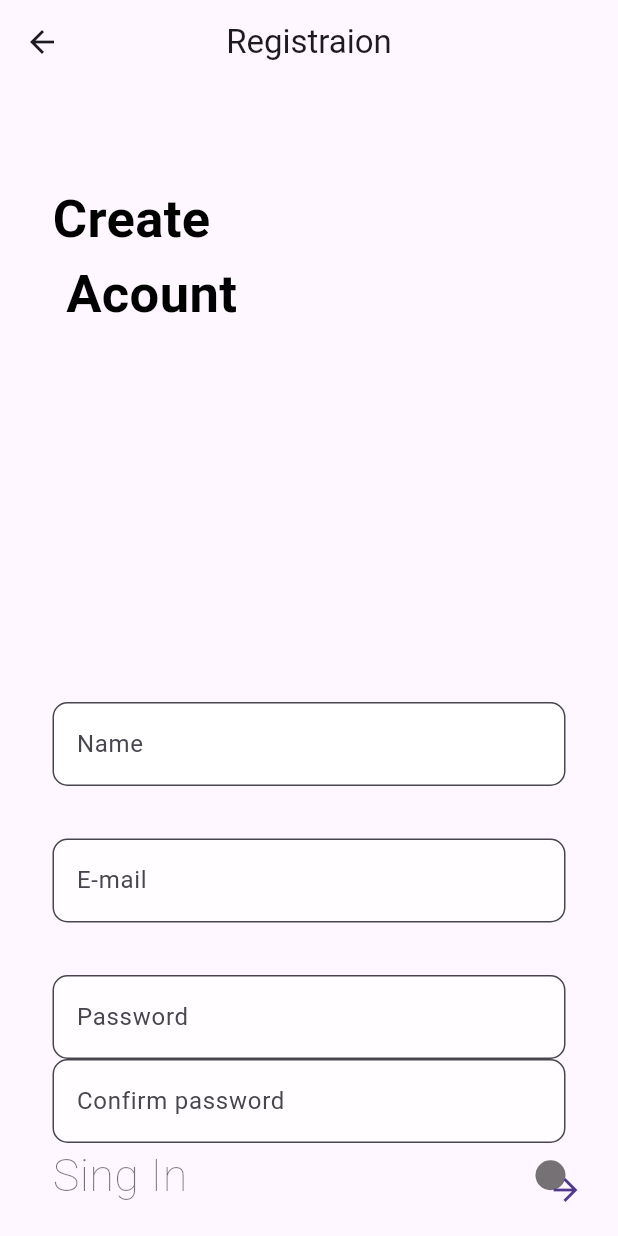
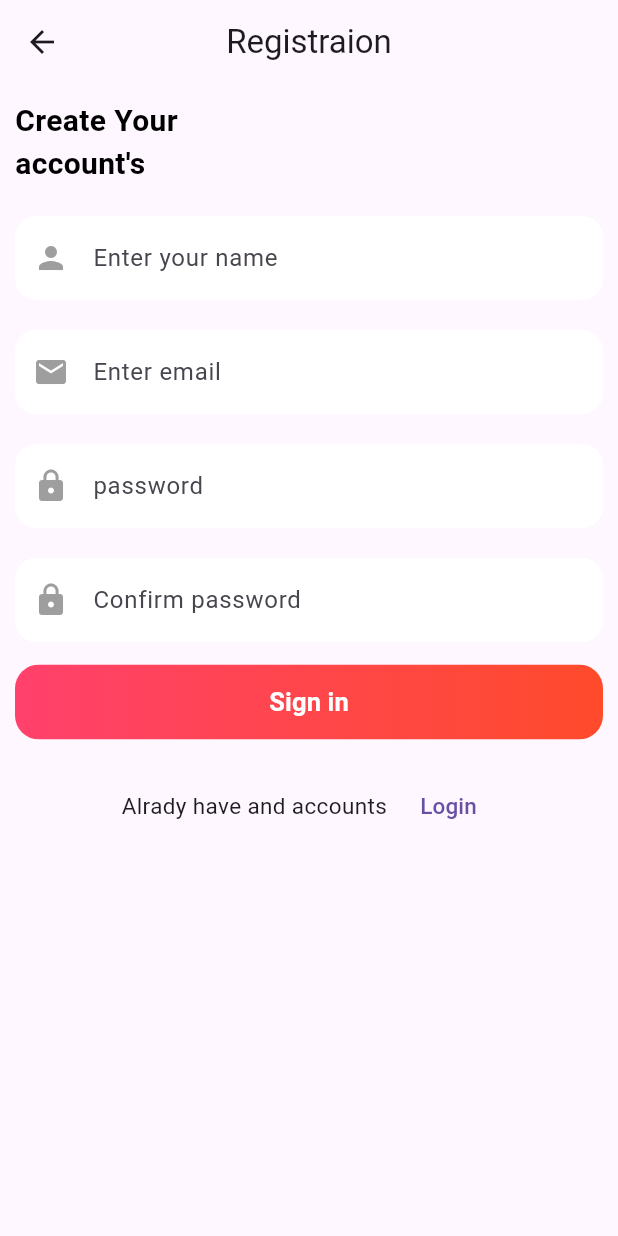
Before and after one commit to mahamudulhasan12/registation_ui, a Flutter app: the RegistationScreen screen opened directly, on a phone screen of 412 x 824 dp. Run offline on Flutter 3.47's test engine with Material 3 defaults, Android fonts, the phone set to English and light mode, and no system bars.

Commit message:
registation

```diff
--- /dev/null
+++ b/lib/custsom widget/app_button.dart
@@ -0,0 +1,42 @@
+import 'package:flutter/material.dart';
+
+class AppButon extends StatelessWidget {
+  const AppButon({
+    super.key, required this.onPressed, required this.text,
+  });
+  final VoidCallback onPressed;
+  final String text;
+  @override
+  Widget build(BuildContext context) {
+    return ElevatedButton(
+      onPressed:onPressed,
+      style: ElevatedButton.styleFrom(
+        elevation: 0,
+        backgroundColor: Colors.transparent,
+        padding: EdgeInsets.zero,
+        shape: RoundedRectangleBorder(
+          borderRadius: BorderRadius.circular(16),
+        ),
+      ),
+      child: Ink(
+        decoration: BoxDecoration(
+          gradient: const LinearGradient(
+            colors: [Color(0xffFF416C), Color(0xffFF4B2B)],
+          ),
+          borderRadius: BorderRadius.circular(16),
+        ),
+        child: Container(
+          alignment: Alignment.center,
+          child:  Text(
+            text,
+            style: TextStyle(
+              color: Colors.white,
+              fontSize: 17,
+              fontWeight: FontWeight.bold,
+            ),
+          ),
+        ),
+      ),
+    );
+  }
+}
--- a/lib/service/registation_service/registation.dart
+++ b/lib/service/registation_service/registation.dart
@@ -1,5 +1,5 @@
 class Registation {
-  Future Ragistation()async{
-
-  }
+  // Future Ragistation()async{
+  //
+  // }
 }
--- a/lib/view/login/login_screen.dart
+++ b/lib/view/login/login_screen.dart
@@ -1,4 +1,9 @@
 import 'package:flutter/material.dart';
+import 'package:registation_app/view/login/widget/socila_button.dart';
+import 'package:registation_app/view/registation/registation_screen.dart';
+
+import '../../custsom widget/app_button.dart';
+
 
 
 
@@ -14,6 +19,7 @@
   bool isPasswordVisible = false;
   TextEditingController emailController = TextEditingController();
   TextEditingController passwordController = TextEditingController();
+
   @override
   Widget build(BuildContext context) {
     return Scaffold(
@@ -166,38 +172,7 @@
               SizedBox(
                 height: 58,
                 width: double.infinity,
-                child: ElevatedButton(
-                  onPressed:(){
-
-                  },
-                  style: ElevatedButton.styleFrom(
-                    elevation: 0,
-                    backgroundColor: Colors.transparent,
-                    padding: EdgeInsets.zero,
-                    shape: RoundedRectangleBorder(
-                      borderRadius: BorderRadius.circular(16),
-                    ),
-                  ),
-                  child: Ink(
-                    decoration: BoxDecoration(
-                      gradient: const LinearGradient(
-                        colors: [Color(0xffFF416C), Color(0xffFF4B2B)],
-                      ),
-                      borderRadius: BorderRadius.circular(16),
-                    ),
-                    child: Container(
-                      alignment: Alignment.center,
-                      child: const Text(
-                        "Login",
-                        style: TextStyle(
-                          color: Colors.white,
-                          fontSize: 17,
-                          fontWeight: FontWeight.bold,
-                        ),
-                      ),
-                    ),
-                  ),
-                ),
+                child: AppButon(onPressed: () { }, text: 'Login',),
               ),
 
               const SizedBox(height: 30),
@@ -226,18 +201,19 @@
               Row(
                 children: [
                   Expanded(
-                    child: socialButton(
+                    child: SocilaButton(
                       icon: Icons.g_mobiledata_rounded,
                       title: "Google",
-                      onTap: () {},
+                      onTab: () {},
                     ),
                   ),
                   const SizedBox(width: 12),
                   Expanded(
-                    child: socialButton(
+                    child: SocilaButton(
                       icon: Icons.facebook_rounded,
                       title: "Facebook",
-                      onTap: () {},
+                      onTab: () {},
+
                     ),
                   ),
                 ],
@@ -255,6 +231,7 @@
                   TextButton(
                     onPressed: () {
                       // Navigator.push(context, MaterialPageRoute(builder:(context)=>RegistationScreen()));
+                      Navigator.push(context, MaterialPageRoute(builder: (context)=>RegistationScreen()));
                     },
                     child: const Text(
                       "Sign up",
@@ -275,32 +252,4 @@
     );
   }
 
-  Widget socialButton({
-    required IconData icon,
-    required String title,
-    required VoidCallback onTap,
-  }) {
-    return SizedBox(
-      height: 52,
-      child: OutlinedButton.icon(
-        onPressed: onTap,
-        icon: Icon(icon, color: Colors.black87, size: 24),
-        label: Text(
-          title,
-          style: const TextStyle(
-            color: Colors.black87,
-            fontWeight: FontWeight.w600,
-          ),
-        ),
-        style: OutlinedButton.styleFrom(
-          backgroundColor: Colors.white,
-          side: BorderSide(color: Colors.grey.shade300),
-          shape: RoundedRectangleBorder(
-            borderRadius: BorderRadius.circular(14),
-          ),
-        ),
-      ),
-
-    );
-  }
 }
--- /dev/null
+++ b/lib/view/login/widget/socila_button.dart
@@ -0,0 +1,35 @@
+import 'package:flutter/material.dart';
+
+class SocilaButton extends StatelessWidget {
+  const SocilaButton({
+    super.key, required this.icon, required this.title, required this.onTab,
+  });
+  final IconData icon;
+  final String title;
+  final VoidCallback onTab;
+  @override
+  Widget build(BuildContext context) {
+    return SizedBox(
+      height: 52,
+      child: OutlinedButton.icon(
+        onPressed: onTab,
+        icon: Icon(icon, color: Colors.black87, size: 24),
+        label: Text(
+          title,
+          style: const TextStyle(
+            color: Colors.black87,
+            fontWeight: FontWeight.w600,
+          ),
+        ),
+        style: OutlinedButton.styleFrom(
+          backgroundColor: Colors.white,
+          side: BorderSide(color: Colors.grey.shade300),
+          shape: RoundedRectangleBorder(
+            borderRadius: BorderRadius.circular(14),
+          ),
+        ),
+      ),
+
+    );
+  }
+}
--- a/lib/view/registation/registation_screen.dart
+++ b/lib/view/registation/registation_screen.dart
@@ -1,4 +1,8 @@
 import 'package:flutter/material.dart';
+import 'package:registation_app/custsom%20widget/app_button.dart';
+import 'package:registation_app/custsom%20widget/app_text.dart';
+import 'package:registation_app/view/login/login_screen.dart';
+import 'package:registation_app/view/registation/widget/app_textfield.dart';
 
 class RegistationScreen extends StatefulWidget {
   const RegistationScreen({super.key});
@@ -10,135 +14,61 @@
 class _RegistationScreenState extends State<RegistationScreen> {
   TextEditingController nameController = TextEditingController();
   TextEditingController emailController = TextEditingController();
-  TextEditingController passwordController =TextEditingController();
+  TextEditingController passwordController = TextEditingController();
   TextEditingController confirmPassword = TextEditingController();
   @override
   Widget build(BuildContext context) {
     return Scaffold(
-      appBar: AppBar(
-        centerTitle: true,
-        title: Text("Registraion"),
-      ),
+      appBar: AppBar(centerTitle: true, title: Text("Registraion")),
       // backgroundColor:Colors.transparent,
-      body: Stack(
+      body: ListView(
+        padding: EdgeInsets.all(10),
         children: [
-          Container(
-            padding: EdgeInsets.only(left: 35,right: 135,top: 65,bottom: 140),
-            child: Text("Create\n Acount",style: TextStyle(
-              fontWeight: FontWeight.bold,
-              color: Colors.black,
-              fontSize: 35,
-            ),),
-
+          Column(
+            mainAxisAlignment: MainAxisAlignment.start,
+            crossAxisAlignment: CrossAxisAlignment.start,
+            children: [
+              AppText(
+                text: "Create Your",
+                fontSize: 20,
+                fontWeight: FontWeight.bold,
+                colors: Colors.black,
+              ),
+              AppText(
+                text: "account's",
+                fontWeight: FontWeight.bold,
+                fontSize: 20,
+                colors: Colors.black,
+              ),
+            ],
           ),
-          SingleChildScrollView(
-            child: Container(
-              padding: EdgeInsets.only(top: MediaQuery.of(context).size.height*0.5,
-                left: 35,
-                right: 35,
-              ),
-              child: Column(
-                children: [
-                  TextField(
-                    controller: nameController,
-                    decoration: InputDecoration(
-                      filled: true,
-                      fillColor: Colors.white,
-                      hintText: "Name",
-                      border: OutlineInputBorder(
-                        borderRadius: BorderRadius.circular(10),
-                        borderSide: BorderSide(width: 0.5,color: Colors.grey)
-                      ),
-                    ),
-                  ),
-                  SizedBox(
-                    height: 35,
-                  ),
-                  TextField(
-                    controller: emailController,
-                    keyboardType: TextInputType.emailAddress,
-                    obscureText: true,
-                    decoration: InputDecoration(
-                      hintText: "E-mail",
-                      fillColor: Colors.white70,
-                      filled: true,
-                      border: OutlineInputBorder(
-
-                        borderRadius: BorderRadius.circular(10),
-                      ),
-                    ),
-                  ),
-                  SizedBox(
-                    height: 35,
-                  ),
-                  TextField(
-                    controller: passwordController,
-                    obscureText: true,
-                    decoration: InputDecoration(
-                      hintText: "Password",
-                      fillColor: Colors.white70,
-                      filled: true,
-                      border: OutlineInputBorder(
-
-                        borderRadius: BorderRadius.circular(10),
-                      ),
-                    ),
-                  ),
-                  TextField(
-                    controller: confirmPassword,
-                    keyboardType: TextInputType.visiblePassword,
-                    obscureText: true,
-                    decoration: InputDecoration(
-                      hintText: "Confirm password",
-                      fillColor: Colors.white70,
-                      filled: true,
-                      border: OutlineInputBorder(
-
-                        borderRadius: BorderRadius.circular(10),
-                      ),
-                    ),
-                  ),
-                  Row(
-                    mainAxisAlignment: MainAxisAlignment.spaceBetween,
-                    children: [
-                      Text("Sing In",style: TextStyle(
-                        fontSize: 30,
-                        fontWeight: FontWeight.w100,
-                        color: Colors.black54,
-                      ),),
-                      CircleAvatar(
-                        radius: 10,
-                        backgroundColor: Colors.black54,
-                        child: IconButton(onPressed: (){}, icon: Icon(Icons.arrow_forward)),
-                      )
-
-                    ],
-                  ),
-                  SizedBox(
-                    height: 35,
-                  ),
-                  Row(
-                    mainAxisAlignment: MainAxisAlignment.spaceBetween,
-                    children: [
-                      TextButton(onPressed: (){
-                        // Navigator.pushNamed(context, 'register');
-                      }, child: Text("Sing Up",style: TextStyle(
-                        fontSize: 25,
-                        fontWeight: FontWeight.w200,
-                        color: Colors.black54,
-                        decoration: TextDecoration.underline,
-
-                      ),)),
-
-                    ],
-                  ),
-                ],
-              ),
-            ),
-          ),
+          SizedBox(height: 20,),
+          AppTextField(controller: nameController, hintText: "Enter your name", icon: Icons.person, keybordText: TextInputType.name),
+          SizedBox(height: 20),
+          AppTextField(controller: emailController, hintText: "Enter email", icon: Icons.email, keybordText: TextInputType.emailAddress),
+          SizedBox(height: 20),
+          AppTextField(controller: passwordController, hintText: "password", icon: Icons.lock, keybordText: TextInputType.visiblePassword,),
+          SizedBox(height: 20,),
+          AppTextField(controller: confirmPassword, hintText: "Confirm password", icon: Icons.lock, keybordText: TextInputType.visiblePassword,),
+          SizedBox(height: 15,),
+          SizedBox(
+            height: 50,
+              child: AppButon(onPressed: (){
+                Navigator.push(context, MaterialPageRoute(builder: (context)=>LoginScreen()));
+              }, text: "Sign in")),
+          SizedBox(height: 20),
+          Row(
+            mainAxisAlignment: MainAxisAlignment.center,
+            spacing: 5,
+            children: [
+              AppText(text: "Alrady have and accounts ",fontSize: 15,),
+              TextButton(onPressed: (){
+                Navigator.push(context, MaterialPageRoute(builder: (context)=>LoginScreen()));
+              }, child: AppText(text: "Login")),
+            ],
+          )
         ],
       ),
     );
-
   }
 }
--- /dev/null
+++ b/lib/view/registation/widget/app_textfield.dart
@@ -0,0 +1,44 @@
+import 'package:flutter/material.dart';
+
+class AppTextField extends StatelessWidget {
+  const AppTextField({
+    super.key,
+    required this.controller, required this.hintText, required this.icon, required this.keybordText, this.pIcon, this.onTab,
+  });
+  final String hintText;
+  final IconData icon;
+  final TextEditingController controller;
+  final TextInputType keybordText;
+  final Widget ? pIcon;
+  final VoidCallback?  onTab;
+  @override
+  Widget build(BuildContext context) {
+    return TextField(
+      onTap: onTab,
+      controller: controller,
+      keyboardType: keybordText,
+      decoration: InputDecoration(
+        // isDense: true,
+        suffix: pIcon,
+        hintText: hintText,
+        prefixIcon: Icon(
+          icon,
+          color: Colors.grey,
+        ),
+        filled: true,
+        fillColor: Colors.white,
+        border: OutlineInputBorder(
+          borderRadius: BorderRadius.circular(14),
+          borderSide: BorderSide.none,
+        ),
+        focusedBorder: OutlineInputBorder(
+          borderRadius: BorderRadius.circular(14),
+          borderSide: BorderSide(
+            color: Colors.redAccent,
+            width: 1.5,
+          ),
+        ),
+      ),
+    );
+  }
+}
```
